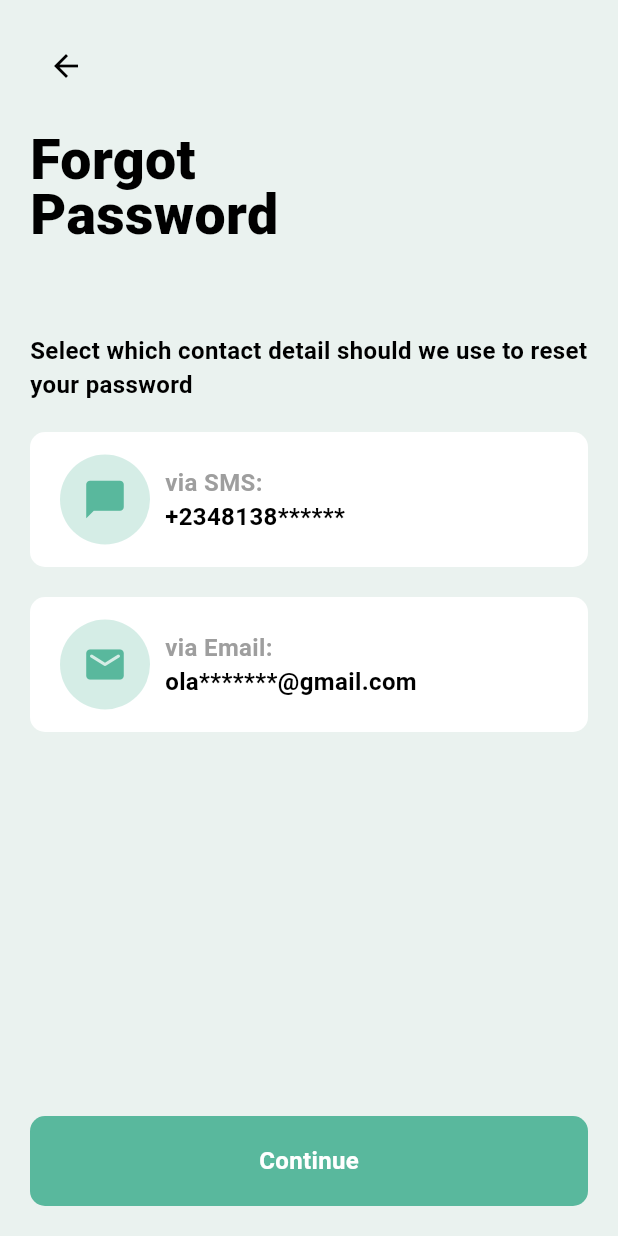
After one commit to ecode210/dsdp-learn, a Flutter app: the screen it shows after launch, after a tap on "Forgot the password", on a phone screen of 412 x 824 dp. The commit adds this screen. Run offline on Flutter 3.47's test engine with Material 3 defaults, Android fonts, the phone set to English and light mode, and no system bars; our stand-ins replace pinput.

Commit message:
Final Commit.

```diff
--- /dev/null
+++ b/lib/forgot_password.dart
@@ -0,0 +1,159 @@
+import 'package:flutter/material.dart';
+
+class ForgotPassword extends StatelessWidget {
+  const ForgotPassword({super.key});
+
+  @override
+  Widget build(BuildContext context) {
+    return Scaffold(
+      backgroundColor: const Color(0xFFEAF2EF),
+      body: SafeArea(
+        child: Padding(
+          padding: const EdgeInsets.all(20),
+          child: Column(
+            crossAxisAlignment: CrossAxisAlignment.start,
+            children: [
+              const BackButton(
+                color: Colors.black,
+              ),
+              const SizedBox(height: 20),
+              const Text(
+                "Forgot\nPassword",
+                style: TextStyle(
+                  fontSize: 37,
+                  fontWeight: FontWeight.w900,
+                  color: Colors.black,
+                  height: 1,
+                ),
+              ),
+              const SizedBox(height: 60),
+              const Text(
+                "Select which contact detail should we use to reset your password",
+                style: TextStyle(
+                  fontSize: 16,
+                  color: Colors.black,
+                  fontWeight: FontWeight.w600,
+                ),
+              ),
+              const SizedBox(height: 20),
+              Container(
+                width: double.infinity,
+                padding: const EdgeInsets.symmetric(horizontal: 20, vertical: 15),
+                decoration: BoxDecoration(
+                  color: Colors.white,
+                  borderRadius: BorderRadius.circular(10),
+                ),
+                child: Row(
+                  children: [
+                    CircleAvatar(
+                      backgroundColor: Theme.of(context).colorScheme.primary.withOpacity(0.25),
+                      radius: 30,
+                      child: Icon(
+                        Icons.chat_bubble_rounded,
+                        color: Theme.of(context).colorScheme.primary,
+                        size: 30,
+                      ),
+                    ),
+                    const SizedBox(width: 10),
+                    const Expanded(
+                      child: Column(
+                        mainAxisAlignment: MainAxisAlignment.center,
+                        crossAxisAlignment: CrossAxisAlignment.start,
+                        children: [
+                          Text(
+                            "via SMS:",
+                            style: TextStyle(
+                              fontSize: 16,
+                              color: Colors.grey,
+                              fontWeight: FontWeight.w600,
+                            ),
+                          ),
+                          Text(
+                            "+2348138******",
+                            style: TextStyle(
+                              fontSize: 16,
+                              color: Colors.black,
+                              fontWeight: FontWeight.w700,
+                            ),
+                          ),
+                        ],
+                      ),
+                    ),
+                  ],
+                ),
+              ),
+              const SizedBox(height: 20),
+              Container(
+                width: double.infinity,
+                padding: const EdgeInsets.symmetric(horizontal: 20, vertical: 15),
+                decoration: BoxDecoration(
+                  color: Colors.white,
+                  borderRadius: BorderRadius.circular(10),
+                ),
+                child: Row(
+                  children: [
+                    CircleAvatar(
+                      backgroundColor: Theme.of(context).colorScheme.primary.withOpacity(0.25),
+                      radius: 30,
+                      child: Icon(
+                        Icons.email_rounded,
+                        color: Theme.of(context).colorScheme.primary,
+                        size: 30,
+                      ),
+                    ),
+                    const SizedBox(width: 10),
+                    const Expanded(
+                      child: Column(
+                        mainAxisAlignment: MainAxisAlignment.center,
+                        crossAxisAlignment: CrossAxisAlignment.start,
+                        children: [
+                          Text(
+                            "via Email:",
+                            style: TextStyle(
+                              fontSize: 16,
+                              color: Colors.grey,
+                              fontWeight: FontWeight.w600,
+                            ),
+                          ),
+                          Text(
+                            "ola*******@gmail.com",
+                            style: TextStyle(
+                              fontSize: 16,
+                              color: Colors.black,
+                              fontWeight: FontWeight.w700,
+                            ),
+                          ),
+                        ],
+                      ),
+                    ),
+                  ],
+                ),
+              ),
+              const Spacer(),
+              GestureDetector(
+                onTap: () {},
+                child: Container(
+                  height: 60,
+                  width: 500,
+                  decoration: BoxDecoration(
+                    color: Theme.of(context).colorScheme.primary,
+                    borderRadius: BorderRadius.circular(10),
+                  ),
+                  alignment: Alignment.center,
+                  child: const Text(
+                    "Continue",
+                    style: TextStyle(
+                      fontSize: 16,
+                      color: Colors.white,
+                      fontWeight: FontWeight.w600,
+                    ),
+                  ),
+                ),
+              ),
+            ],
+          ),
+        ),
+      ),
+    );
+  }
+}
--- a/lib/home.dart
+++ b/lib/home.dart
@@ -1,3 +1,5 @@
+import 'package:demo/forgot_password.dart';
+import 'package:demo/otp_verification.dart';
 import 'package:demo/widgets/app_text_field.dart';
 import 'package:flutter/material.dart';
 
@@ -21,7 +23,7 @@ class _HomeState extends State<Home> {
           child: Column(
             crossAxisAlignment: CrossAxisAlignment.start,
             children: [
-              const SizedBox(height: 50),
+              const SizedBox(height: 70),
               const Text(
                 "Login to your\nAccount",
                 style: TextStyle(
@@ -59,11 +61,14 @@ class _HomeState extends State<Home> {
                       color: Colors.black,
                       fontWeight: FontWeight.w600,
                     ),
-                  )
+                  ),
                 ],
               ),
               const SizedBox(height: 20),
               GestureDetector(
+                onTap: () {
+                  Navigator.of(context).push(MaterialPageRoute(builder: (context) => const OTPVerification()));
+                },
                 child: Container(
                   height: 60,
                   width: 500,
@@ -77,18 +82,24 @@ class _HomeState extends State<Home> {
                     style: TextStyle(
                       fontSize: 16,
                       color: Colors.white,
+                      fontWeight: FontWeight.w600,
                     ),
                   ),
                 ),
               ),
               const SizedBox(height: 10),
-              Center(
+              GestureDetector(
+                onTap: () {
+                  Navigator.of(context).push(MaterialPageRoute(builder: (context) => const ForgotPassword()));
+                },
+                child: Center(
                   child: Text(
                     "Forgot the password",
                     style: TextStyle(
                       fontSize: 16,
                       color: Theme.of(context).colorScheme.primary,
                       fontWeight: FontWeight.w700,
+                    ),
                   ),
                 ),
               ),
--- a/pubspec.yaml
+++ b/pubspec.yaml
@@ -35,6 +35,7 @@ dependencies:
   # The following adds the Cupertino Icons font to your application.
   # Use with the CupertinoIcons class for iOS style icons.
   cupertino_icons: ^1.0.2
+  pinput: ^4.0.0
 
 dev_dependencies:
   flutter_test:
```
Also changed, not shown: lib/otp_verification.dart (added, +137 -0 lines), pubspec.lock, 3 other files. Lines whose indentation alone changed are shown as unchanged.
